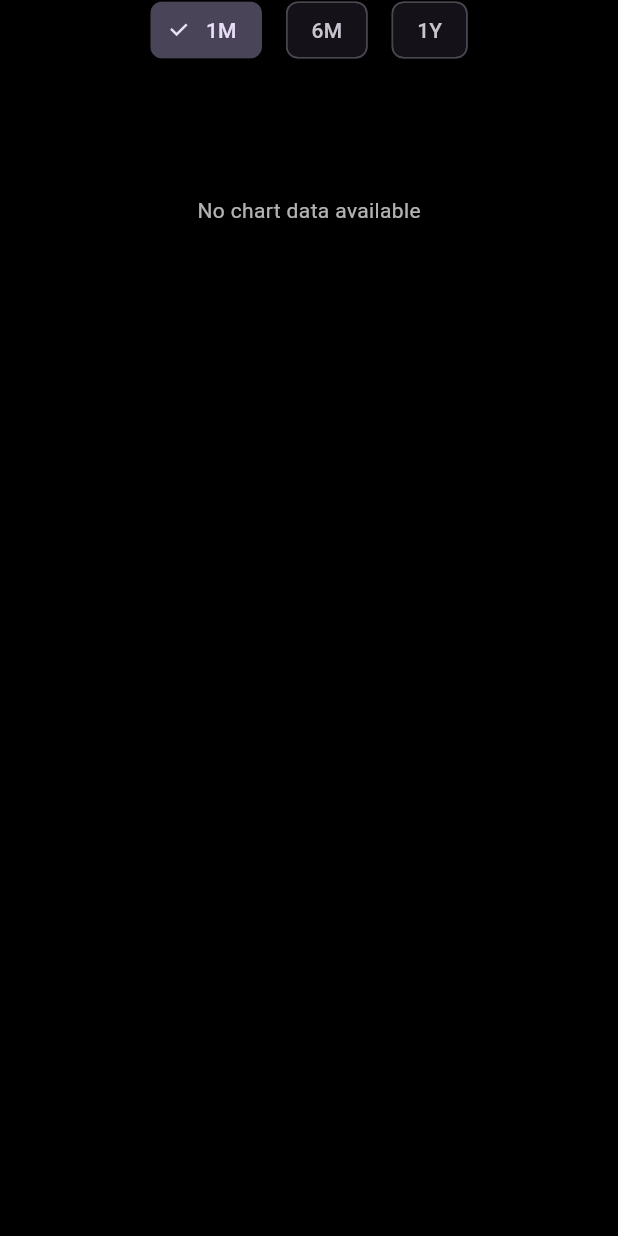
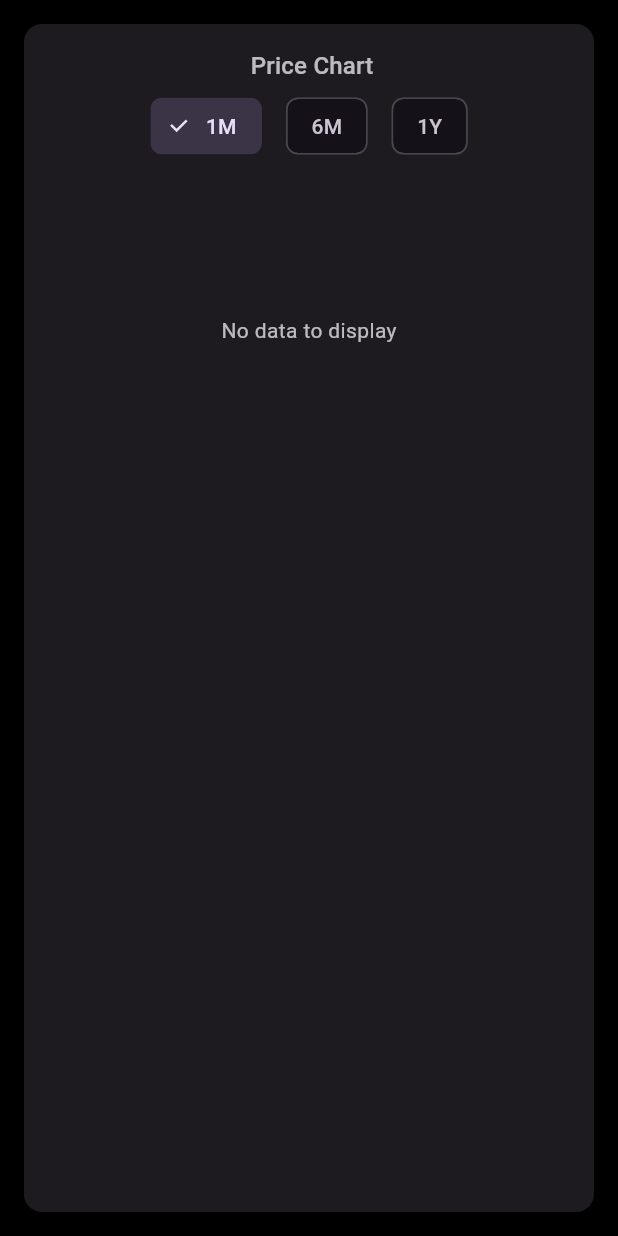
Before and after one commit to kamuluru1/Stock_app, a Flutter app: the StockPriceChart widget shown alone on an empty page, opened directly with empty values, on a phone screen of 412 x 824 dp. Run offline on Flutter 3.47's test engine with Material 3 defaults, Android fonts, the phone set to English and light mode, and no system bars; our stand-ins replace cloud_firestore, firebase_auth, firebase_core, fl_chart, flutter_dotenv; accounts and stored records are empty; network calls fail.

Commit message:
chart looks better

```diff
--- a/stock_trading_app/lib/screens/chart.dart
+++ b/stock_trading_app/lib/screens/chart.dart
@@ -1,4 +1,5 @@
 import 'dart:convert';
+import 'dart:math';
 import 'package:flutter/material.dart';
 import 'package:fl_chart/fl_chart.dart';
 import 'package:flutter_dotenv/flutter_dotenv.dart';
@@ -57,24 +58,16 @@ class _StockPriceChartState extends State<StockPriceChart> {
     final uri = Uri.https(
       'www.alphavantage.co',
       '/query',
-      {
-        'function': function,
-        'symbol': widget.symbol,
-        'outputsize': 'compact',
-        'apikey': apiKey,
-      },
+      {'function': function, 'symbol': widget.symbol, 'outputsize': 'compact', 'apikey': apiKey},
     );
-    debugPrint('📈 AlphaV req → $uri');
 
     try {
       final resp = await http.get(uri);
-      debugPrint('📈 AlphaV status → ${resp.statusCode}');
       final body = json.decode(resp.body) as Map<String, dynamic>;
       final series = body[seriesKey] as Map<String, dynamic>?;
 
       if (series != null && series.isNotEmpty) {
-        final entries = series.entries.toList()
-          ..sort((a, b) => a.key.compareTo(b.key));
+        final entries = series.entries.toList()..sort((a, b) => a.key.compareTo(b.key));
         final selected = entries.takeLast(limit);
         final spots = <FlSpot>[];
         final dates = <DateTime>[];
@@ -100,8 +93,25 @@ class _StockPriceChartState extends State<StockPriceChart> {
 
   @override
   Widget build(BuildContext context) {
-    return Column(
+    final primaryColor = Theme.of(context).colorScheme.primary;
+    final secondaryColor = Theme.of(context).colorScheme.secondary;
+    final gradientColors = [primaryColor, secondaryColor];
+
+    return Card(
+      elevation: 4,
+      shape: RoundedRectangleBorder(borderRadius: BorderRadius.circular(12)),
+      margin: const EdgeInsets.all(16),
+      child: Padding(
+        padding: const EdgeInsets.all(16),
+        child: Column(
+          crossAxisAlignment: CrossAxisAlignment.stretch,
           children: [
+            Text(
+              '${widget.symbol.toUpperCase()} Price Chart',
+              style: Theme.of(context).textTheme.titleMedium,
+              textAlign: TextAlign.center,
+            ),
+            const SizedBox(height: 8),
             SizedBox(
               height: 40,
               child: Row(
@@ -112,6 +122,7 @@ class _StockPriceChartState extends State<StockPriceChart> {
                     child: ChoiceChip(
                       label: Text(tf),
                       selected: _timeframe == tf,
+                      selectedColor: primaryColor.withOpacity(0.2),
                       onSelected: (selected) {
                         if (selected && _timeframe != tf) {
                           setState(() => _timeframe = tf);
@@ -123,22 +134,46 @@ class _StockPriceChartState extends State<StockPriceChart> {
                 }).toList(),
               ),
             ),
+            const SizedBox(height: 16),
             if (_loading)
-          SizedBox(height: 200, child: Center(child: CircularProgressIndicator()))
-        else if (_spots.isEmpty)
-          SizedBox(height: 200, child: Center(child: Text('No chart data available')))
-        else
               SizedBox(
                 height: 200,
+                child: Center(child: CircularProgressIndicator()),
+              )
+            else if (_spots.isEmpty)
+              SizedBox(
+                height: 200,
+                child: Center(child: Text('No data to display')),
+              )
+            else
+              AspectRatio(
+                aspectRatio: 1.7,
                 child: LineChart(
                   LineChartData(
-                gridData: FlGridData(show: false),
-                borderData: FlBorderData(show: false),
+                    gridData: FlGridData(
+                      show: true,
+                      drawVerticalLine: false,
+                      getDrawingHorizontalLine: (value) => FlLine(
+                        color: Colors.grey.withOpacity(0.2),
+                        strokeWidth: 1,
+                        dashArray: [5, 5],
+                      ),
+                    ),
+                    borderData: FlBorderData(
+                      show: true,
+                      border: Border(
+                        bottom: BorderSide(color: Colors.grey),
+                        left: BorderSide(color: Colors.grey),
+                        top: BorderSide.none,
+                        right: BorderSide.none,
+                      ),
+                    ),
                     titlesData: FlTitlesData(
                       bottomTitles: AxisTitles(
                         sideTitles: SideTitles(
                           showTitles: true,
-                      interval: 1,
+                          reservedSize: 32,
+                          interval: (_spots.length / 4).floorToDouble(),
                           getTitlesWidget: (value, meta) {
                             final index = value.toInt();
                             if (index < 0 || index >= _dates.length) return Container();
@@ -164,8 +199,7 @@ class _StockPriceChartState extends State<StockPriceChart> {
                         sideTitles: SideTitles(
                           showTitles: true,
                           reservedSize: 40,
-                      interval: (_spots.map((s) => s.y).reduce((a, b) => a > b ? a : b) -
-                          _spots.map((s) => s.y).reduce((a, b) => a < b ? a : b)) / 5,
+                          interval: ( _spots.map((s) => s.y).reduce(max) - _spots.map((s) => s.y).reduce(min)) / 5,
                           getTitlesWidget: (value, meta) {
                             return SideTitleWidget(
                               meta: meta,
@@ -177,15 +211,37 @@ class _StockPriceChartState extends State<StockPriceChart> {
                       topTitles: AxisTitles(sideTitles: SideTitles(showTitles: false)),
                       rightTitles: AxisTitles(sideTitles: SideTitles(showTitles: false)),
                     ),
+                    lineTouchData: LineTouchData(
+                      handleBuiltInTouches: true,
+                      touchTooltipData: LineTouchTooltipData(
+                        getTooltipColor: (_) => Colors.blueGrey.shade700.withOpacity(0.8),
+                        getTooltipItems: (touchedSpots) {
+                          return touchedSpots.map((spot) {
+                            return LineTooltipItem(
+                              '${spot.y.toStringAsFixed(2)}',
+                              TextStyle(color: Colors.white, fontWeight: FontWeight.bold),
+                            );
+                          }).toList();
+                        },
+                      ),
+                    ),
+                    minY: _spots.map((s) => s.y).reduce(min) * 0.95,
+                    maxY: _spots.map((s) => s.y).reduce(max) * 1.05,
                     lineBarsData: [
                       LineChartBarData(
                         spots: _spots,
                         isCurved: true,
-                    color: Theme.of(context).colorScheme.secondary,
+                        gradient: LinearGradient(colors: gradientColors),
+                        barWidth: 2,
+                        isStrokeCapRound: true,
                         dotData: FlDotData(show: false),
                         belowBarData: BarAreaData(
                           show: true,
-                      color: Theme.of(context).colorScheme.secondary.withOpacity(0.3),
+                          gradient: LinearGradient(
+                            colors: gradientColors.map((c) => c.withOpacity(0.3)).toList(),
+                            begin: Alignment.topCenter,
+                            end: Alignment.bottomCenter,
+                          ),
                         ),
                       ),
                     ],
@@ -193,11 +249,13 @@ class _StockPriceChartState extends State<StockPriceChart> {
                 ),
               ),
           ],
+        ),
+      ),
     );
   }
 }
 
-// helper to grab the last N items of a list
+// Helper to grab the last N items of a list
 extension<T> on List<T> {
   List<T> takeLast(int n) => sublist(length - n < 0 ? 0 : length - n);
 }
```
Lines whose indentation alone changed are shown as unchanged.
